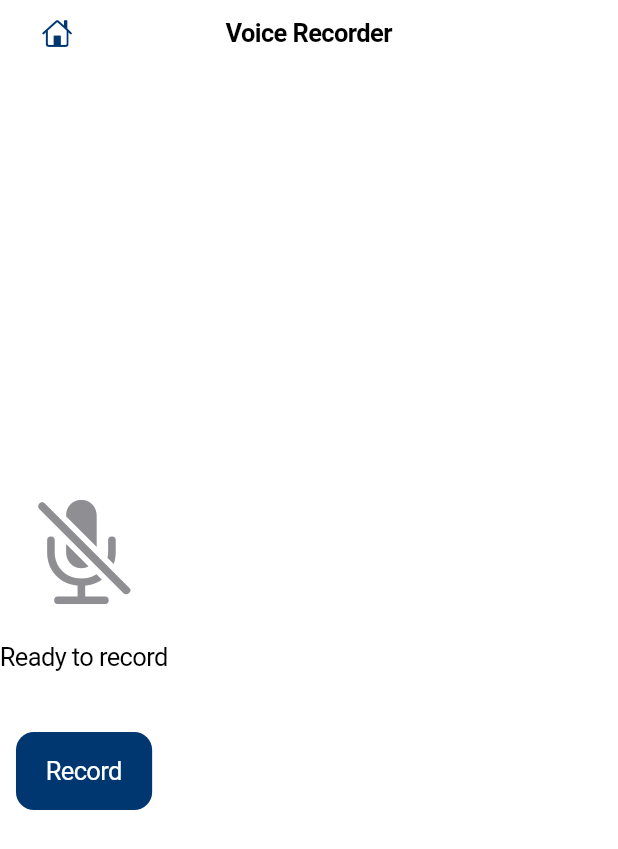
After one commit to NicolasRoever/voice_memo_app, a Flutter app: the RecorderScreen screen opened by its route, on a phone screen of 412 x 824 dp. The commit adds this screen. Shown: the top 849 px of the screen. Run offline on Flutter 3.47's test engine with Material 3 defaults, Android fonts, the light colour scheme and no system bars; our stand-ins replace flutter_riverpod, go_router, shared_preferences, sqflite; missing offline and left inert: record; accounts and stored records are empty.

Commit message:
Add local recording logic.

```diff
--- a/lib/routing/router.dart
+++ b/lib/routing/router.dart
@@ -5,6 +5,7 @@ import 'dart:async';
 import '../ui/home_screen/widgets/home_screen.dart';
 import '../ui/onboarding_screen/widgets/user_auth_view.dart';
 import '../ui/onboarding_screen/view_models/user_auth_view_model.dart';
+import '../ui/recording_screen/view/recording_screen_view.dart';
 
 
 
@@ -51,6 +52,10 @@ final appRouterProvider = Provider<GoRouter>((ref) {
         path: '/onboarding',
         builder: (context, state) => const OnboardingScreen(),
       ),
+      GoRoute(
+        path: '/record',
+        builder: (context, state) => const RecorderScreen(),
+      ),
     ],
   );
 });
--- /dev/null
+++ b/lib/ui/recording_screen/view/recording_screen_view.dart
@@ -0,0 +1,67 @@
+import 'package:flutter/cupertino.dart';
+import 'package:flutter_riverpod/flutter_riverpod.dart';
+import 'package:go_router/go_router.dart';
+import '../../../domain/models/voice_memo.dart';
+import '../view_model/recording_view_model.dart';
+
+class RecorderScreen extends ConsumerWidget {
+  const RecorderScreen({super.key});
+
+  @override
+  Widget build(BuildContext context, WidgetRef ref) {
+    final recordingState = ref.watch(recorderViewModelProvider);
+    final viewModel = ref.read(recorderViewModelProvider.notifier);
+
+    return CupertinoPageScaffold(
+      navigationBar: CupertinoNavigationBar(
+        middle: const Text('Voice Recorder'),
+        leading: CupertinoButton(
+          padding: EdgeInsets.zero,
+          child: const Icon(CupertinoIcons.home),
+          onPressed: () => context.go('/'),
+        ),
+      ),
+      child: SafeArea(
+        child: Column(
+          mainAxisAlignment: MainAxisAlignment.center,
+          children: [
+            recordingState.when(
+              data: (memo) => Column(
+                children: [
+                  Icon(
+                    viewModel.isRecording
+                        ? CupertinoIcons.mic_circle_fill
+                        : CupertinoIcons.mic_slash_fill,
+                    size: 80,
+                    color: viewModel.isRecording
+                        ? CupertinoColors.systemRed
+                        : CupertinoColors.systemGrey,
+                  ),
+                  const SizedBox(height: 20),
+                  Text(viewModel.isRecording
+                      ? 'Recording...'
+                      : memo != null
+                          ? 'Saved: ${memo.path.split('/').last}'
+                          : 'Ready to record'),
+                ],
+              ),
+              loading: () => const CupertinoActivityIndicator(),
+              error: (e, _) => Text('Error: $e'),
+            ),
+            const SizedBox(height: 40),
+            CupertinoButton.filled(
+              onPressed: () async {
+                if (viewModel.isRecording) {
+                  await viewModel.stopRecording();
+                } else {
+                  await viewModel.startRecording();
+                }
+              },
+              child: Text(viewModel.isRecording ? 'Stop' : 'Record'),
+            ),
+          ],
+        ),
+      ),
+    );
+  }
+}
--- a/pubspec.yaml
+++ b/pubspec.yaml
@@ -42,12 +42,14 @@ dependencies:
   permission_handler: ^11.0.1
   flutter_riverpod: ^2.4.0
   shared_preferences: ^2.5.2
+  intl: ^0.19.0
 
 dev_dependencies:
   flutter_test:
     sdk: flutter
   mockito: ^5.4.2
   build_runner: ^2.4.7
+  sqflite_common_ffi: ^2.3.0
 
   # The "flutter_lints" package below contains a set of recommended lints to
   # encourage good coding practices. The lint set provided by the package is
```
Also changed, not shown: lib/data/repositories/audio_recorder_repository.dart (added, +50 -0 lines), lib/data/repositories/voice_memo_repository.dart (deleted, +0 -32 lines), lib/data/services/audio_recorder_service.dart (+17 -15 lines), lib/data/services/local_database_service.dart (+25 -24 lines), lib/domain/models/voice_memo.dart (+12 -12 lines), lib/ui/home_screen/view_models/home_view_model.dart (+13 -11 lines), lib/ui/home_screen/widgets/home_screen.dart (+8 -7 lines), lib/ui/recording_screen/view_model/recording_view_model.dart (+22 -36 lines), pubspec.lock, 1 other file.
